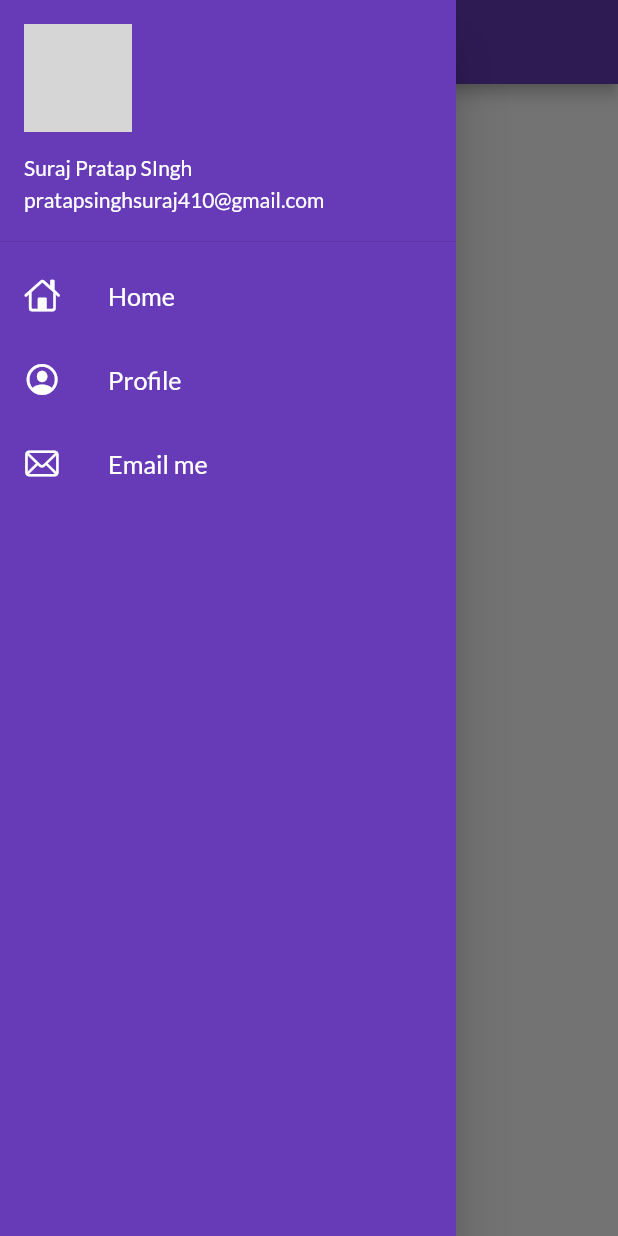
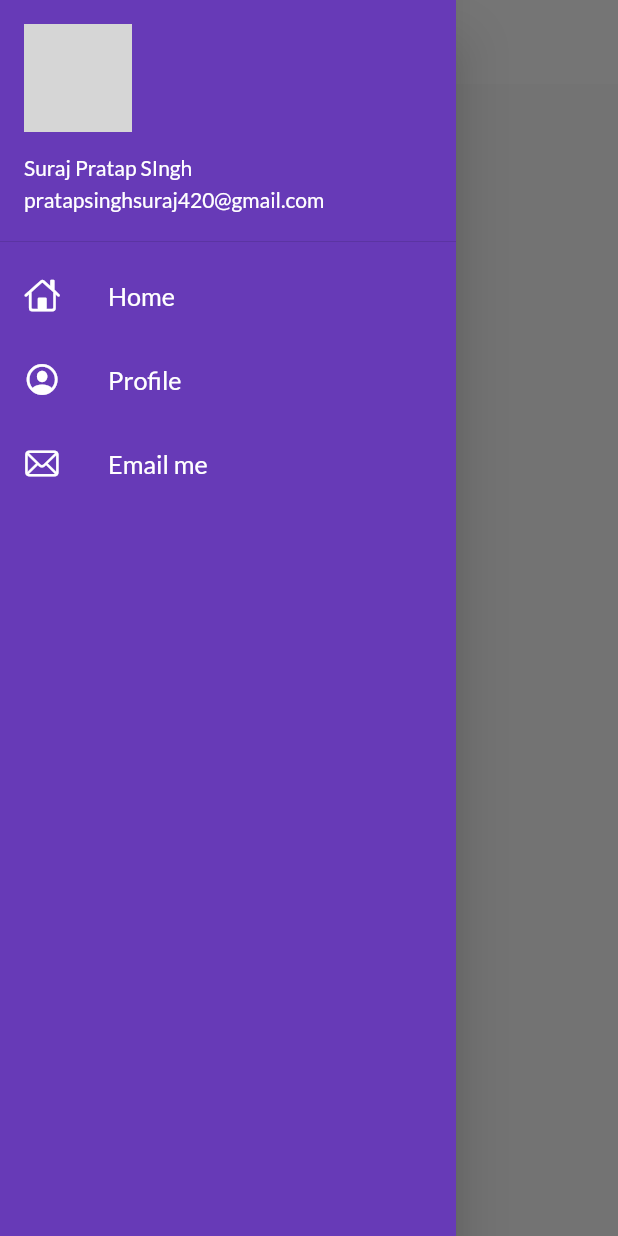
Before and after one commit to Spsden/shop_flutter, a Flutter app: the screen it shows after launch, with the side drawer open, on a phone screen of 412 x 824 dp. Run offline on Flutter 3.47's test engine with Material 2 defaults, Android fonts, the phone set to English and light mode, and no system bars; our stand-ins replace google_fonts, matcher; network calls fail; grey boxes are pictures that could not be loaded.

Commit message:
themeing data added

```diff
--- a/lib/main.dart
+++ b/lib/main.dart
@@ -2,6 +2,7 @@ import 'package:flutter/material.dart';
 import 'package:flutter_catalogue/pages/Homepage.dart';
 import 'package:flutter_catalogue/pages/LoginPage.dart';
 import 'package:flutter_catalogue/utils/routes.dart';
+import 'package:flutter_catalogue/widgets/themes.dart';
 import 'package:google_fonts/google_fonts.dart';
 
 void main() {
@@ -13,11 +14,8 @@ class MyApp extends StatelessWidget {
   Widget build(BuildContext context) {
     return MaterialApp(
       themeMode: ThemeMode.light,
-      darkTheme: ThemeData(brightness: Brightness.dark),
-      theme: ThemeData(
-        primarySwatch: Colors.deepPurple,
-        fontFamily: GoogleFonts.lato().fontFamily,
-      ),
+      theme: MyTheme.lightTheme(context),
+      darkTheme: MyTheme.darkTheme(context),
       initialRoute: MyRoutes.homeRoute,
       routes: {
         "/": (context) => LoginPage(),
--- a/lib/widgets/drawer.dart
+++ b/lib/widgets/drawer.dart
@@ -18,7 +18,7 @@ class MyDrawer extends StatelessWidget {
                 child: UserAccountsDrawerHeader(
                     margin: EdgeInsets.zero,
                     accountName: Text("Suraj Pratap SIngh"),
-                    accountEmail: Text("pratapsinghsuraj410@gmail.com"),
+                    accountEmail: Text("pratapsinghsuraj420@gmail.com"),
                     currentAccountPicture: CircleAvatar(
                       backgroundImage: NetworkImage(imageUrl),
                     ))),
--- /dev/null
+++ b/lib/widgets/themes.dart
@@ -0,0 +1,20 @@
+import 'package:flutter/material.dart';
+
+import 'package:matcher/matcher.dart';
+import 'package:google_fonts/google_fonts.dart';
+
+class MyTheme {
+  static ThemeData lightTheme(BuildContext context) => ThemeData(
+      primarySwatch: Colors.deepPurple,
+      fontFamily: GoogleFonts.lato().fontFamily,
+      appBarTheme: AppBarTheme(
+        color: Colors.white,
+        elevation: 0.0,
+        iconTheme: IconThemeData(color: Colors.black),
+        textTheme: Theme.of(context).textTheme,
+      ));
+
+  static ThemeData darkTheme(BuildContext context) => ThemeData(
+        brightness: Brightness.dark,
+      );
+}
```
